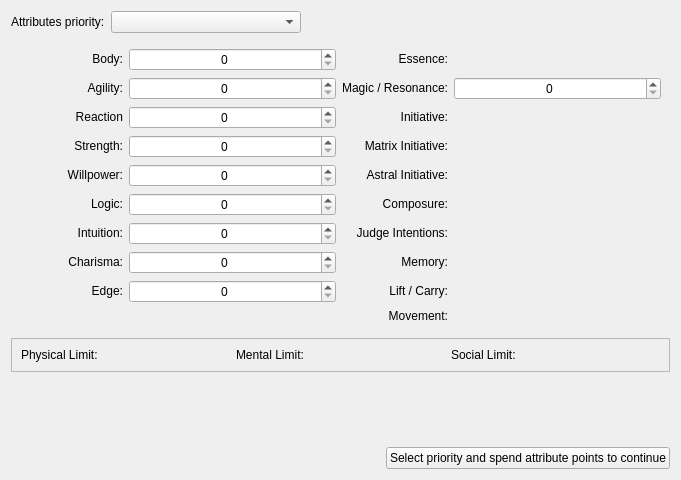
Qt form SR5-Shaman/ui/character/tabs/chareditattributetab.ui (TheSHEEEP/SR5-Shaman) before a commit.
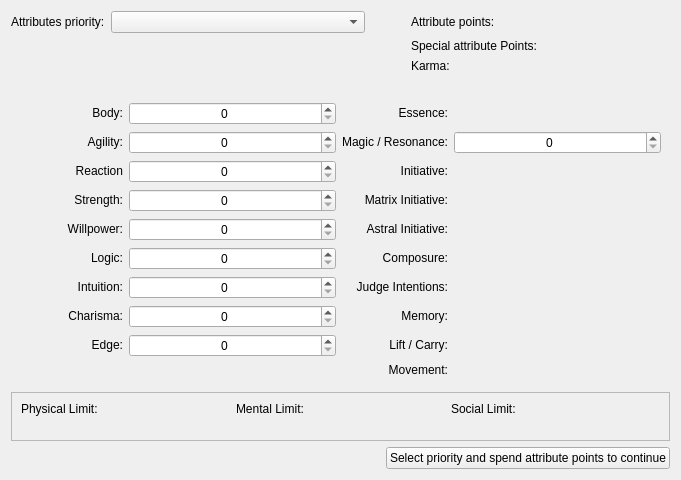
The same form after that commit.

What changed in the file:
```diff
--- a/SR5-Shaman/ui/character/tabs/chareditattributetab.ui
+++ b/SR5-Shaman/ui/character/tabs/chareditattributetab.ui
@@ -15,10 +15,34 @@
   </property>
   <layout class="QVBoxLayout" name="verticalLayout">
    <item>
-    <layout class="QHBoxLayout" name="priorityLayout">
-     <item>
-      <layout class="QHBoxLayout" name="horizontalLayout_2">
-       <item>
+    <layout class="QGridLayout" name="gridLayout">
+     <item row="0" column="2">
+      <spacer name="horizontalSpacer">
+       <property name="orientation">
+        <enum>Qt::Horizontal</enum>
+       </property>
+       <property name="sizeType">
+        <enum>QSizePolicy::Fixed</enum>
+       </property>
+       <property name="sizeHint" stdset="0">
+        <size>
+         <width>40</width>
+         <height>20</height>
+        </size>
+       </property>
+      </spacer>
+     </item>
+     <item row="0" column="1">
+      <widget class="QComboBox" name="cbPriority">
+       <property name="sizePolicy">
+        <sizepolicy hsizetype="Preferred" vsizetype="Fixed">
+         <horstretch>40</horstretch>
+         <verstretch>0</verstretch>
+        </sizepolicy>
+       </property>
+      </widget>
+     </item>
+     <item row="0" column="0">
         <widget class="QLabel" name="lblPriority">
          <property name="sizePolicy">
           <sizepolicy hsizetype="Maximum" vsizetype="Preferred">
@@ -31,49 +55,95 @@
          </property>
         </widget>
        </item>
-       <item>
-        <widget class="QComboBox" name="cbPriority">
+     <item row="0" column="3">
+      <widget class="QLabel" name="lblPoints">
          <property name="sizePolicy">
-          <sizepolicy hsizetype="Preferred" vsizetype="Fixed">
-           <horstretch>40</horstretch>
+        <sizepolicy hsizetype="Preferred" vsizetype="Preferred">
+         <horstretch>15</horstretch>
            <verstretch>0</verstretch>
           </sizepolicy>
          </property>
-        </widget>
-       </item>
-       <item>
-        <spacer name="horizontalSpacer">
-         <property name="orientation">
-          <enum>Qt::Horizontal</enum>
-         </property>
-         <property name="sizeHint" stdset="0">
-          <size>
-           <width>40</width>
-           <height>20</height>
-          </size>
-         </property>
-        </spacer>
-       </item>
+       <property name="text">
+        <string>Attribute points:</string>
+       </property>
+      </widget>
+     </item>
+     <item row="2" column="4">
+      <widget class="QLabel" name="lblKarmaValue">
+       <property name="sizePolicy">
+        <sizepolicy hsizetype="Preferred" vsizetype="Preferred">
+         <horstretch>20</horstretch>
+         <verstretch>0</verstretch>
+        </sizepolicy>
+       </property>
+       <property name="text">
+        <string/>
+       </property>
+       <property name="alignment">
+        <set>Qt::AlignCenter</set>
+       </property>
+      </widget>
+     </item>
+     <item row="0" column="4">
+      <widget class="QLabel" name="lblPointsValue">
+       <property name="sizePolicy">
+        <sizepolicy hsizetype="Preferred" vsizetype="Preferred">
+         <horstretch>20</horstretch>
+         <verstretch>0</verstretch>
+        </sizepolicy>
+       </property>
+       <property name="text">
+        <string/>
+       </property>
+       <property name="alignment">
+        <set>Qt::AlignCenter</set>
+       </property>
+      </widget>
+     </item>
+     <item row="2" column="3">
+      <widget class="QLabel" name="lblKarma">
+       <property name="sizePolicy">
+        <sizepolicy hsizetype="Preferred" vsizetype="Preferred">
+         <horstretch>15</horstretch>
+         <verstretch>0</verstretch>
+        </sizepolicy>
+       </property>
+       <property name="text">
+        <string>Karma:</string>
+       </property>
+      </widget>
+     </item>
+     <item row="1" column="3">
+      <widget class="QLabel" name="lblSpecialPoints">
+       <property name="text">
+        <string>Special attribute Points:</string>
+       </property>
+      </widget>
+     </item>
+     <item row="1" column="4">
+      <widget class="QLabel" name="lblSpecialPointsValue">
+       <property name="text">
+        <string/>
+       </property>
+       <property name="alignment">
+        <set>Qt::AlignCenter</set>
+       </property>
+      </widget>
+     </item>
       </layout>
      </item>
      <item>
-      <layout class="QHBoxLayout" name="horizontalLayout_3">
-       <item>
-        <spacer name="horizontalSpacer_2">
+    <spacer name="verticalSpacer_2">
          <property name="orientation">
-          <enum>Qt::Horizontal</enum>
+      <enum>Qt::Vertical</enum>
          </property>
          <property name="sizeHint" stdset="0">
           <size>
-           <width>40</width>
-           <height>20</height>
+       <width>20</width>
+       <height>40</height>
           </size>
          </property>
         </spacer>
-       </item>
-      </layout>
-     </item>
-    </layout>
    </item>
    <item>
     <widget class="QFrame" name="attributeFrame">
@@ -330,6 +400,9 @@
           <property name="text">
            <string/>
           </property>
+          <property name="alignment">
+           <set>Qt::AlignCenter</set>
+          </property>
          </widget>
         </item>
         <item row="4" column="3">
@@ -343,6 +416,9 @@
           <property name="text">
            <string/>
           </property>
+          <property name="alignment">
+           <set>Qt::AlignCenter</set>
+          </property>
          </widget>
         </item>
         <item row="5" column="3">
@@ -356,6 +432,9 @@
           <property name="text">
            <string/>
           </property>
+          <property name="alignment">
+           <set>Qt::AlignCenter</set>
+          </property>
          </widget>
         </item>
         <item row="8" column="3">
@@ -369,6 +448,9 @@
           <property name="text">
            <string/>
           </property>
+          <property name="alignment">
+           <set>Qt::AlignCenter</set>
+          </property>
          </widget>
         </item>
         <item row="1" column="1">
@@ -414,6 +496,9 @@
           <property name="text">
            <string/>
           </property>
+          <property name="alignment">
+           <set>Qt::AlignCenter</set>
+          </property>
          </widget>
         </item>
         <item row="1" column="2">
@@ -459,6 +544,9 @@
           <property name="text">
            <string/>
           </property>
+          <property name="alignment">
+           <set>Qt::AlignCenter</set>
+          </property>
          </widget>
         </item>
         <item row="2" column="2">
@@ -488,6 +576,9 @@
           <property name="text">
            <string/>
           </property>
+          <property name="alignment">
+           <set>Qt::AlignCenter</set>
+          </property>
          </widget>
         </item>
         <item row="5" column="1">
@@ -575,6 +666,9 @@
           <property name="text">
            <string/>
           </property>
+          <property name="alignment">
+           <set>Qt::AlignCenter</set>
+          </property>
          </widget>
         </item>
         <item row="1" column="0">
@@ -691,6 +785,9 @@
           <property name="text">
            <string/>
           </property>
+          <property name="alignment">
+           <set>Qt::AlignCenter</set>
+          </property>
          </widget>
         </item>
        </layout>
@@ -765,9 +862,6 @@
         </item>
        </layout>
       </item>
-     </layout>
-    </widget>
-   </item>
    <item>
     <spacer name="verticalSpacer">
      <property name="orientation">
@@ -780,6 +874,9 @@
       </size>
      </property>
     </spacer>
+      </item>
+     </layout>
+    </widget>
    </item>
    <item>
     <layout class="QHBoxLayout" name="guidedLayout">
```
Lines whose indentation alone changed are shown as unchanged.
